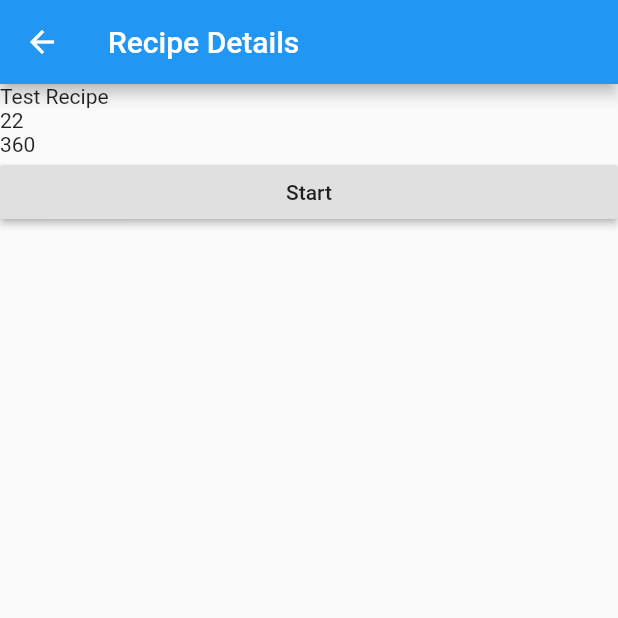
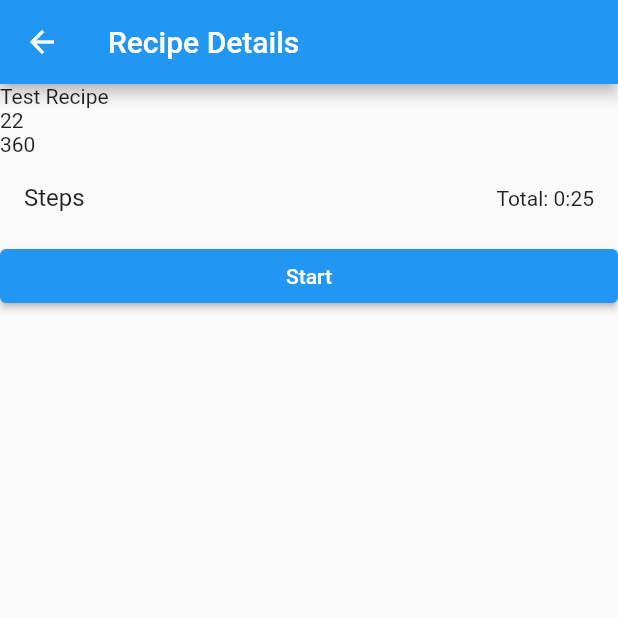
Before and after one commit to utrgv-software-engineering/homebrew-dripper-NoFlo911, a Flutter app: the screen it shows after launch, after a tap on "Test Recipe", on a phone screen of 412 x 824 dp, the top half of it. Run offline on Flutter 3.47's test engine with Material 2 defaults, Android fonts, the phone set to English and light mode, and no system bars.

```diff
--- a/lib/models/coffee_recipe.dart
+++ b/lib/models/coffee_recipe.dart
@@ -7,11 +7,20 @@ class CoffeeRecipe {
   int waterVolumeGrams;
   String miscDetails;
   List<RecipeStep> steps;
-
+  int totaltimeinminutes = 0;
+  int totaltimeinseconds = 0;
   CoffeeRecipe(name, coffeeVolumeGrams, waterVolumeGrams, grindSize,
       miscDetails, steps) {
     //add any rules to reject invalid values
     //for example, reject negative gram amounts
+    for (RecipeStep step in steps) {
+      totaltimeinseconds += step.time;
+    }
+    if (totaltimeinseconds >= 60) {
+      totaltimeinminutes = totaltimeinseconds ~/ 60;
+      totaltimeinseconds = totaltimeinseconds % 60;
+    }
+
     this.name = name;
     this.coffeeVolumeGrams = coffeeVolumeGrams;
     this.waterVolumeGrams = waterVolumeGrams;
--- a/lib/models/recipe_step.dart
+++ b/lib/models/recipe_step.dart
@@ -1,11 +1,18 @@
 class RecipeStep {
   String text;
   int time;
+  int minutes = 0;
+  int seconds = 0;
 
   RecipeStep(text, time) {
     //add any rules to reject invalid values
     //for example, reject negative gram amounts
+    minutes = 0;
     this.text = text;
+    if (time >= 60) {
+      minutes = time ~/ 60;
+      seconds = time % 60;
+    }
     this.time = time;
   }
 }
--- a/lib/screens/recipe_detail_screen.dart
+++ b/lib/screens/recipe_detail_screen.dart
@@ -18,7 +18,13 @@ class RecipeDetailScreen extends StatelessWidget {
           Text(recipe.name),
           Text("${recipe.coffeeVolumeGrams}"),
           Text("${recipe.waterVolumeGrams}"),
-          RaisedButton(
+          ListTile(
+              title: Text("Steps"),
+              trailing: Text("Total: " +
+                  recipe.totaltimeinminutes.toString() +
+                  ":" +
+                  recipe.totaltimeinseconds.toString())),
+          ElevatedButton(
             child: Text("Start"),
             onPressed: () {
               Navigator.push(
```
Also changed, not shown: lib/screens/recipe_steps_screen.dart (+16 -10 lines), pubspec.lock.
